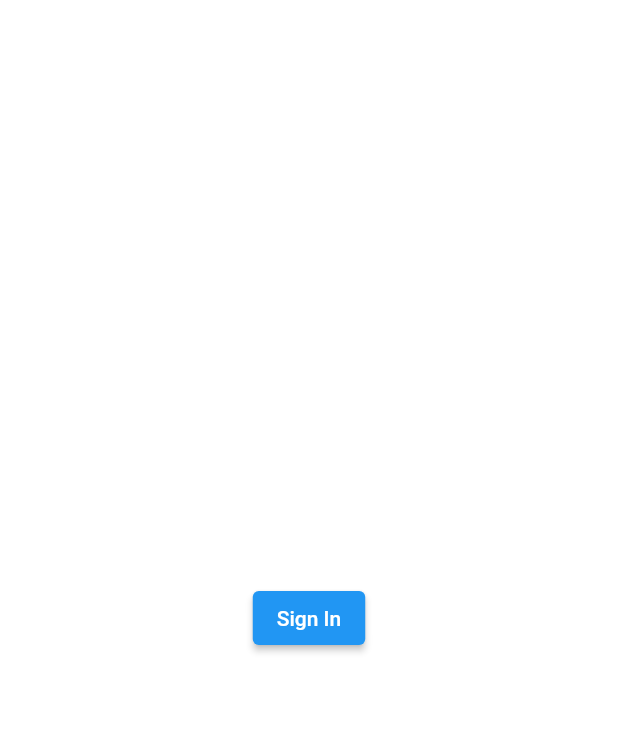
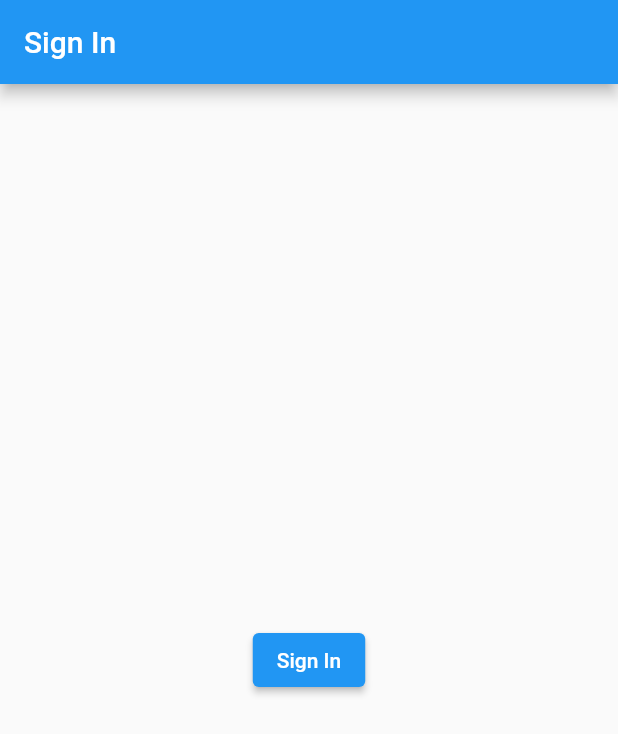
Before and after one commit to ToddHerron/pennies-from-heaven, a Flutter app: the screen it shows after launch, after a tap on "Sign In", on a phone screen of 412 x 824 dp. Shown: the top 734 px of the screen. Run offline on Flutter 3.47's test engine with Material 2 defaults, Android fonts, the phone set to English and light mode, and no system bars; our stand-ins replace firebase_auth, firebase_core; accounts and stored records are empty; network calls fail.

Commit message:
Anon Sign-in - Conditional Branch to Home Page only when logged in

```diff
--- a/pennies_from_heaven/lib/screens/authenticate/authenticate.dart
+++ b/pennies_from_heaven/lib/screens/authenticate/authenticate.dart
@@ -12,12 +12,14 @@ class Authenticate extends StatefulWidget {
 class _AuthenticateState extends State<Authenticate> {
   bool showSignIn = true;
 
+  void toggleView() {
+    setState(() => showSignIn = !showSignIn);
+  }
+
   @override
   Widget build(BuildContext context) {
-    if (showSignIn) {
-      return SignIn();
-    } else {
-      return const SignUp();
-    }
+    return showSignIn
+        ? SignIn(toggleView: toggleView)
+        : SignUp(toggleView: toggleView);
   }
 }
--- a/pennies_from_heaven/lib/screens/authenticate/signin.dart
+++ b/pennies_from_heaven/lib/screens/authenticate/signin.dart
@@ -2,24 +2,31 @@ import 'package:flutter/material.dart';
 import 'package:pennies_from_heaven/services/auth.dart';
 
 class SignIn extends StatefulWidget {
-  SignIn({Key? key}) : super(key: key);
-  final AuthService _auth = AuthService();
+  final Function toggleView;
+
+  const SignIn({Key? key, required this.toggleView}) : super(key: key);
 
   @override
   State<SignIn> createState() => _SignInState();
 }
 
 class _SignInState extends State<SignIn> {
+  final AuthService _auth = AuthService();
+
   @override
   Widget build(BuildContext context) {
-    // ignore: avoid_print
-    return Center(
-      child: ElevatedButton(
-        child: const Text('Sign In'),
-        onPressed: () async {
-          print('Signing In');
-          await widget._auth.signInAnon();
-        },
+    return Scaffold(
+      appBar: AppBar(
+        title: const Text('Sign In'),
+      ),
+      body: Center(
+        child: ElevatedButton(
+          child: const Text('Sign In'),
+          onPressed: () async {
+            await _auth.signInAnon();
+            // print('sign in anon');
+          },
+        ),
       ),
     );
   }
--- a/pennies_from_heaven/lib/screens/authenticate/signup.dart
+++ b/pennies_from_heaven/lib/screens/authenticate/signup.dart
@@ -1,7 +1,8 @@
 import 'package:flutter/material.dart';
 
 class SignUp extends StatefulWidget {
-  const SignUp({Key? key}) : super(key: key);
+  final Function toggleView;
+  const SignUp({Key? key, required this.toggleView}) : super(key: key);
 
   @override
   State<SignUp> createState() => _SignUpState();
--- a/pennies_from_heaven/lib/screens/wrapper.dart
+++ b/pennies_from_heaven/lib/screens/wrapper.dart
@@ -1,4 +1,4 @@
-import 'package:firebase_auth/firebase_auth.dart';
+import 'package:pennies_from_heaven/models/pfhuser.dart';
 import 'package:flutter/material.dart';
 import 'package:pennies_from_heaven/screens/authenticate/authenticate.dart';
 import 'package:pennies_from_heaven/screens/home_page.dart';
@@ -9,14 +9,9 @@ class Wrapper extends StatelessWidget {
 
   @override
   Widget build(BuildContext context) {
-    final user = Provider.of<User?>(context);
+    final user = Provider.of<PfhUser?>(context);
 
     // return either the Home or Authenticate widget
-
-    if (user == null) {
-      return const Authenticate();
-    } else {
-      return const HomePage();
-    }
+    return user == null ? const Authenticate() : const HomePage();
   }
 }
```
